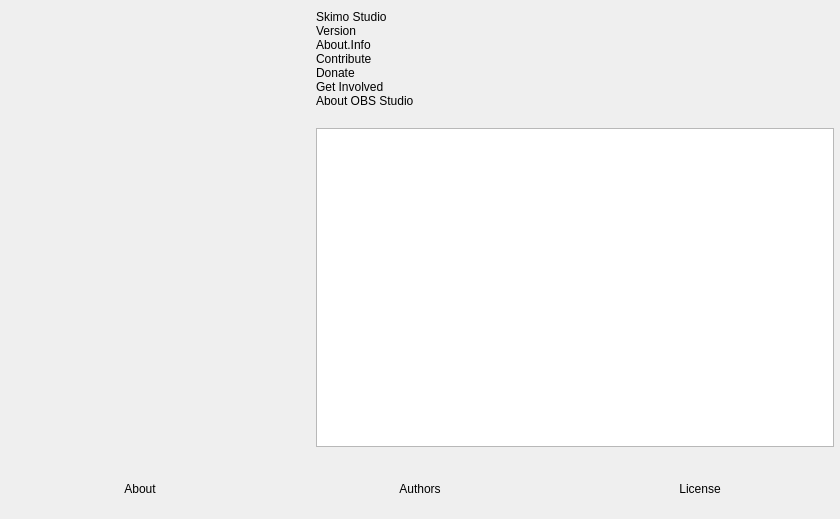
The window that UI/forms/SkimoAbout.ui (skimotv/SkimoMeetingRecorder) describes before a commit, drawn with Qt 5.
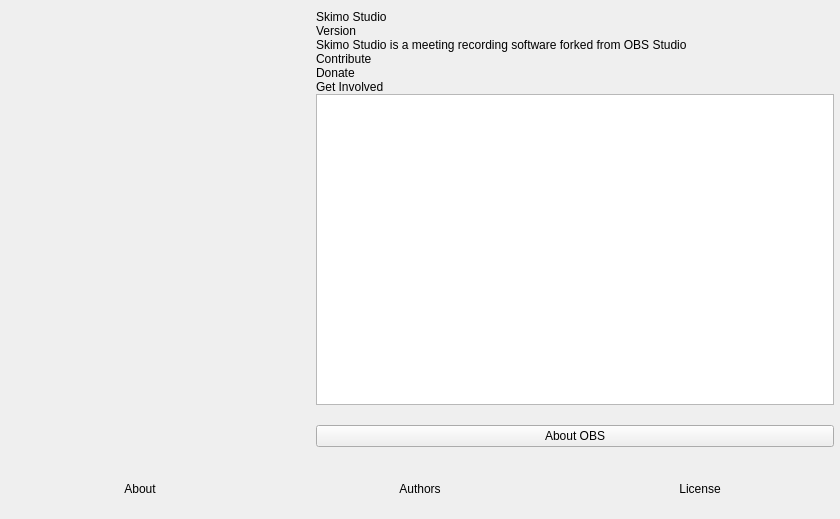
The same window after the commit. Icons and pictures are not drawn. Custom widgets are drawn as their Qt base class.

Commit message: Update time frommating to be more machine readable and improve about page

```diff
--- a/UI/forms/SkimoAbout.ui
+++ b/UI/forms/SkimoAbout.ui
@@ -90,7 +90,7 @@
        <item>
         <widget class="QLabel" name="info">
          <property name="text">
-          <string>About.Info</string>
+          <string>Skimo Studio is a meeting recording software forked from OBS Studio</string>
          </property>
          <property name="wordWrap">
           <bool>true</bool>
@@ -122,9 +122,9 @@
         </widget>
        </item>
        <item>
-        <widget class="QLabel" name="aboutOBS">
-         <property name="text">
-          <string>About OBS Studio</string>
+        <widget class="QTextBrowser" name="textBrowser">
+         <property name="openExternalLinks">
+          <bool>true</bool>
          </property>
         </widget>
        </item>
@@ -145,9 +145,9 @@
         </spacer>
        </item>
        <item>
-        <widget class="QTextBrowser" name="textBrowser">
-         <property name="openExternalLinks">
-          <bool>true</bool>
+        <widget class="QPushButton" name="aboutOBS">
+         <property name="text">
+          <string>About OBS</string>
          </property>
         </widget>
        </item>
```
The commit also changes 6 other files.
